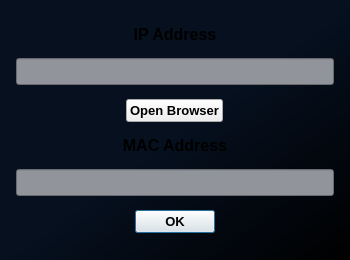
bitcap-co/bitcap-ipr, file src/ui/Confirmation.ui: the form before one commit.
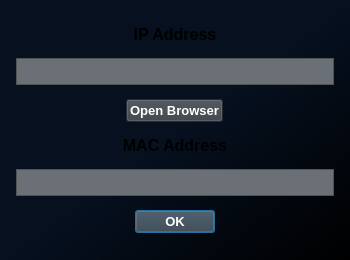
The form after the commit.

Commit message: style buttons and lineedit on IPConfirmation

Patch:
```diff
--- a/src/ui/Confirmation.ui
+++ b/src/ui/Confirmation.ui
@@ -23,13 +23,51 @@
    <string notr="true">QWidget#IPRConfirmation {
 	background-color: qlineargradient(spread:pad, x1:0, y1:0, x2:1, y2:1, stop:0.5 rgba(6, 16, 31, 255), stop:1 rgba(0, 0, 0, 255));
 }
+
 QWidget[StyleClass=&quot;setText&quot;] {
-	color: rgb(238, 238, 238);
+	color: #FFFFFF;
 }
+
+QWidget #titlebar {
+	background: #151d28;
+}
+
+QPushButton {
+  background-color: #383e46;
+  color: #FFFFFF;
+}
+
+QPushButton:disabled {
+  background-color: #434343;
+  color: #828282;
+}
+
+QPushButton:pressed {
+  background-color: #92beff;
+}
+
+QDialogButtonBox QPushButton {
+  /* Issue #194 #248 - Special case of QPushButton inside dialogs, for better UI */
+  min-width: 80px;
+}
+
 QLineEdit {
-	background-color: rgb(145, 149, 155);
-	color: rgb(238, 238, 238);
-}</string>
+  background-color: #6b7076;
+  padding-top: 2px;
+  /* This QLineEdit fix  103, 111 */
+  padding-bottom: 2px;
+  /* This QLineEdit fix  103, 111 */
+  padding-left: 4px;
+  padding-right: 4px;
+  border-style: solid;
+  border: 1px solid #525252;
+  color: #FFFFFF;
+}
+
+QLineEdit:focus {
+  border: 1px solid #3183ff;
+}
+</string>
   </property>
   <layout class="QGridLayout" name="gridLayout">
    <property name="leftMargin">
```
The commit also changes 1 other file.
